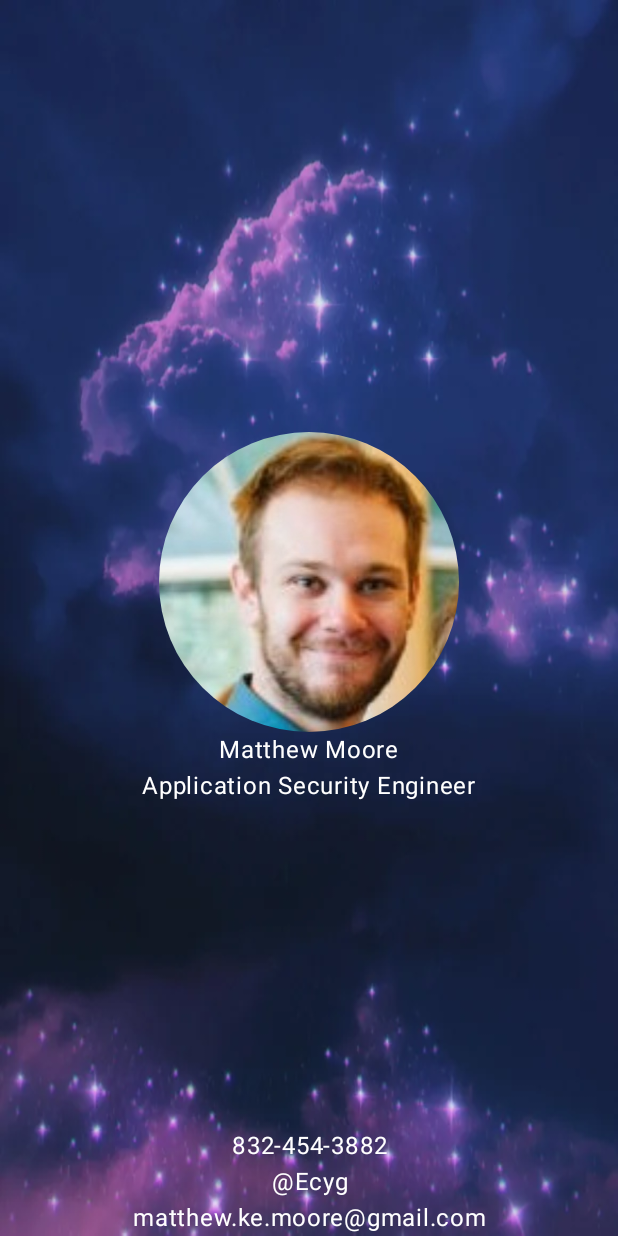
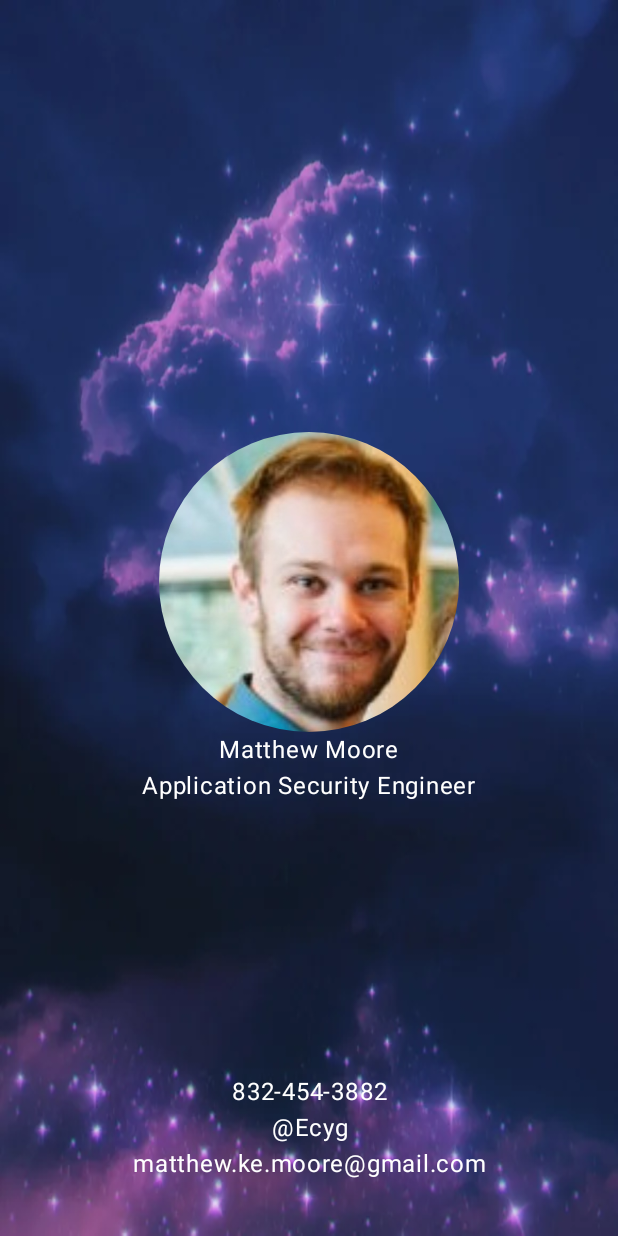
Before and after one commit to Ecyg/BusinessCard, an Android app built with Jetpack Compose: the MainActivity screen opened directly, with no data from a screen before it, on a phone screen of 412 x 824 dp. Run offline under Robolectric (Android 15) with nearby library versions, the phone set to English and light mode, and no system bars.

Commit message:
Updated bottom text composable up from bottom of screen.

```diff
--- a/app/src/main/java/com/example/businesscard/MainActivity.kt
+++ b/app/src/main/java/com/example/businesscard/MainActivity.kt
@@ -97,13 +97,28 @@ fun Greeting(name: String, modifier: Modifier = Modifier) {
     // If you want, you can add rows to adds icons to each text composable
     // Also add padding between the text composables
     Column(modifier = Modifier
+        .padding(16.dp)
         .fillMaxSize(),
         verticalArrangement = Arrangement.Bottom,
         horizontalAlignment = Alignment.CenterHorizontally
     ) {
-        Text(text = "832-454-3882", color = textColor, textAlign = TextAlign.Center)
-        Text(text = "@Ecyg", color = textColor, textAlign = TextAlign.Center)
-        Text(text = "matthew.ke.moore@gmail.com", color = textColor, textAlign = TextAlign.Center)
+        Text(
+            text = "832-454-3882",
+            color = textColor,
+            textAlign = TextAlign.Center
+        )
+        Text(
+            text = "@Ecyg",
+            color = textColor,
+            textAlign = TextAlign.Center
+        )
+        Text(
+            text = "matthew.ke.moore@gmail.com",
+            color = textColor,
+            textAlign = TextAlign.Center,
+            modifier = Modifier
+                .padding(bottom = 20.dp)
+        )
     }
 
 }
```
